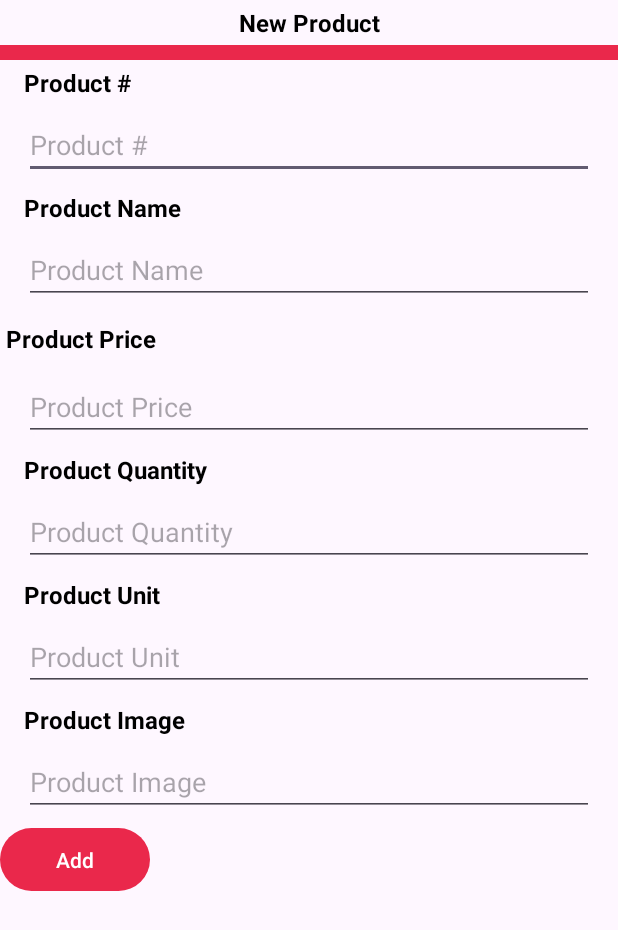
After one commit to AngelDabnee/finalProyect, an Android app: the layout bsd_new_product.xml on its own in the app's theme, with its tools: preview values and no code run, on a phone screen of 412 x 824 dp. The commit adds this screen. Shown: the top 930 px of the screen. Run offline under Robolectric (Android 15) with nearby library versions, the phone set to English and light mode, and no system bars.

Commit message:
creamos el bsdnewproduct y lo invocamos en el fragmento correspondiente ademas del boton flotante
Signed-off-by: AngelDabnee <a22311046@uthermosillo.edu.mx>

```diff
--- a/app/src/main/java/com/angeldabnee/inventary/MenuFragment.kt
+++ b/app/src/main/java/com/angeldabnee/inventary/MenuFragment.kt
@@ -37,8 +37,7 @@ class MenuFragment : Fragment() {
             navController.navigate(R.id.action_menuFragment_to_userFragment)
         }
         btnExit.setOnClickListener{
-            val navController : NavController = Navigation.findNavController(view)
-            navController.navigate(R.id.action_menuFragment_to_exitFragment)
+            activity?.finish()
         }
 
         return view
--- a/app/src/main/java/com/angeldabnee/inventary/ProductFragment.kt
+++ b/app/src/main/java/com/angeldabnee/inventary/ProductFragment.kt
@@ -7,6 +7,8 @@ import android.view.View
 import android.view.ViewGroup
 import androidx.recyclerview.widget.GridLayoutManager
 import androidx.recyclerview.widget.RecyclerView
+import com.google.android.material.bottomsheet.BottomSheetDialog
+import com.google.android.material.floatingactionbutton.FloatingActionButton
 
 
 class ProductFragment : Fragment() {
@@ -20,6 +22,14 @@ class ProductFragment : Fragment() {
         // Inflate the layout for this fragment
         val view =  inflater.inflate(R.layout.fragment_product, container, false)
         var recyclerView = view.findViewById<RecyclerView>(R.id.productsRecycle)
+
+        val fab = view.findViewById<FloatingActionButton>(R.id.fab_new_product)
+        fab.setOnClickListener{
+            val bottomSheetDialog = BottomSheetDialog(view.context)
+            val parentView : View = layoutInflater.inflate(R.layout.bsd_new_product,null)
+            bottomSheetDialog.setContentView(parentView)
+            bottomSheetDialog.show()
+        }
         initData()
         var gridLayoutManager = GridLayoutManager(container?.context,2)
 
--- /dev/null
+++ b/app/src/main/res/drawable/baseline_add_circle_24.xml
@@ -0,0 +1,5 @@
+<vector android:height="24dp" android:tint="#FFFFFF"
+    android:viewportHeight="24" android:viewportWidth="24"
+    android:width="24dp" xmlns:android="http://schemas.android.com/apk/res/android">
+    <path android:fillColor="@android:color/white" android:pathData="M12,2C6.48,2 2,6.48 2,12s4.48,10 10,10 10,-4.48 10,-10S17.52,2 12,2zM17,13h-4v4h-2v-4L7,13v-2h4L11,7h2v4h4v2z"/>
+</vector>
--- /dev/null
+++ b/app/src/main/res/layout/bsd_new_product.xml
@@ -0,0 +1,144 @@
+<?xml version="1.0" encoding="utf-8"?>
+<androidx.appcompat.widget.LinearLayoutCompat xmlns:android="http://schemas.android.com/apk/res/android"
+    android:layout_width="match_parent"
+    android:layout_height="wrap_content"
+    android:orientation="vertical"
+    >
+
+    <TextView
+        android:layout_width="match_parent"
+        android:layout_height="wrap_content"
+        android:layout_marginVertical="4dp"
+        android:textAlignment="center"
+        android:textSize="16sp"
+        android:textStyle="bold"
+        android:text="@string/titleNewProduct"
+        android:textColor="@color/black"/>
+
+    <FrameLayout
+        android:layout_width="match_parent"
+        android:layout_height="10dp"
+        android:background="@color/red" />
+    <TextView
+        android:layout_width="wrap_content"
+        android:layout_height="wrap_content"
+        android:layout_marginVertical="4dp"
+        android:layout_marginStart="16dp"
+        android:text="@string/product_id"
+        android:textStyle="bold"
+        android:textColor="@color/black"
+        android:textSize="16sp"/>
+
+    <EditText
+        android:id="@+id/bsd_product_id"
+        android:layout_width="match_parent"
+        android:layout_height="wrap_content"
+        android:layout_marginHorizontal="16dp"
+        android:layout_marginVertical="4dp"
+        android:hint="@string/product_id"
+        android:minHeight="36dp"
+        android:textColor="@color/black" />
+    <TextView
+        android:layout_width="wrap_content"
+        android:layout_height="wrap_content"
+        android:layout_marginVertical="4dp"
+        android:layout_marginStart="16dp"
+        android:text="@string/product_name"
+        android:textStyle="bold"
+        android:textColor="@color/black"
+        android:textSize="16sp"/>
+
+    <EditText
+        android:id="@+id/bsd_product_name"
+        android:layout_width="match_parent"
+        android:layout_height="wrap_content"
+        android:layout_marginHorizontal="16dp"
+        android:layout_marginVertical="4dp"
+        android:hint="@string/product_name"
+        android:minHeight="36dp"
+        android:textColor="@color/black" />
+    <TextView
+        android:layout_width="wrap_content"
+        android:layout_height="wrap_content"
+        android:layout_marginVertical="8dp"
+        android:layout_marginStart="4dp"
+        android:text="@string/product_price"
+        android:textStyle="bold"
+        android:textColor="@color/black"
+        android:textSize="16sp"/>
+
+    <EditText
+        android:id="@+id/bsd_product_price"
+        android:layout_width="match_parent"
+        android:layout_height="wrap_content"
+        android:layout_marginHorizontal="16dp"
+        android:layout_marginVertical="4dp"
+        android:hint="@string/product_price"
+        android:minHeight="36dp"
+        android:textColor="@color/black" />
+    <TextView
+        android:layout_width="wrap_content"
+        android:layout_height="wrap_content"
+        android:layout_marginVertical="4dp"
+        android:layout_marginStart="16dp"
+        android:text="@string/product_quantity"
+        android:textStyle="bold"
+        android:textColor="@color/black"
+        android:textSize="16sp"/>
+
+    <EditText
+        android:id="@+id/bsd_product_quantity"
+        android:layout_width="match_parent"
+        android:layout_height="wrap_content"
+        android:layout_marginHorizontal="16dp"
+        android:layout_marginVertical="4dp"
+        android:hint="@string/product_quantity"
+        android:minHeight="36dp"
+        android:textColor="@color/black" />
+    <TextView
+        android:layout_width="wrap_content"
+        android:layout_height="wrap_content"
+        android:layout_marginVertical="4dp"
+        android:layout_marginStart="16dp"
+        android:textColor="@color/black"
+        android:text="@string/product_unit"
+        android:textStyle="bold"
+        android:textSize="16sp"/>
+
+    <EditText
+        android:id="@+id/bsd_product_unit"
+        android:layout_width="match_parent"
+        android:layout_height="wrap_content"
+        android:layout_marginHorizontal="16dp"
+        android:layout_marginVertical="4dp"
+        android:hint="@string/product_unit"
+        android:minHeight="36dp"
+        android:textColor="@color/black" />
+    <TextView
+        android:layout_width="wrap_content"
+        android:layout_height="wrap_content"
+        android:layout_marginVertical="4dp"
+        android:layout_marginStart="16dp"
+        android:textColor="@color/black"
+        android:text="@string/product_image"
+        android:textStyle="bold"
+        android:textSize="16sp"/>
+
+    <EditText
+        android:id="@+id/bsd_product_image"
+        android:layout_width="match_parent"
+        android:layout_height="wrap_content"
+        android:layout_marginHorizontal="16dp"
+        android:layout_marginVertical="4dp"
+        android:hint="@string/product_image"
+        android:minHeight="36dp"
+        android:textColor="@color/black"
+        />
+    <Button
+        android:id="@+id/bsd_product_submit"
+        android:layout_width="100dp"
+        android:layout_height="50dp"
+        android:text="@string/btn_new"
+        />
+
+</androidx.appcompat.widget.LinearLayoutCompat>
--- a/app/src/main/res/layout/fragment_product.xml
+++ b/app/src/main/res/layout/fragment_product.xml
@@ -16,6 +16,17 @@
         app:layout_constraintStart_toStartOf="parent"
         app:layout_constraintEnd_toEndOf="parent"
         />
+    <com.google.android.material.floatingactionbutton.FloatingActionButton
+        android:id="@+id/fab_new_product"
+        android:layout_width="wrap_content"
+        android:layout_height="wrap_content"
+        android:layout_marginEnd="16dp"
+        android:layout_marginBottom="16dp"
+        android:backgroundTint="@color/green"
+        app:layout_constraintEnd_toEndOf="parent"
+        app:layout_constraintBottom_toBottomOf="parent"
+        android:src="@drawable/baseline_add_circle_24"
+        />
 
 
 </androidx.constraintlayout.widget.ConstraintLayout>
--- a/app/src/main/res/values/strings.xml
+++ b/app/src/main/res/values/strings.xml
@@ -38,4 +38,33 @@
     <string name="btnLogin">Login</string>
 
 
+    <!--Strings para los bsd de nuevos-->
+    <string name="titleNewProduct">New Product</string>
+    <string name="product_id">Product #</string>
+    <string name="product_name">Product Name</string>
+    <string name="product_price">Product Price</string>
+    <string name="product_quantity">Product Quantity</string>
+    <string name="product_unit">Product Unit</string>
+    <string name="product_image">Product Image</string>
+    <string name="btn_new">Add </string>
+
+    <string name="titleNewUser">New User</string>
+    <string name="user_id">User #</string>
+    <string name="user_name">User Name</string>
+    <string name="user_phone">User Phone</string>
+    <string name="user_email">User Email</string>
+    <string name="user_password">User Password</string>
+    <string name="user_image">User Image</string>
+
+    <string name="titleNewSupplier">New Supplier</string>
+    <string name="supplier_id">Supplier #</string>
+    <string name="supplier_name">Supplier Name</string>
+    <string name="supplier_phone">Supplier Phone</string>
+    <string name="supplier_email">Supplier Email</string>
+    <string name="supplier_image">Supplier Image</string>
+
+
+
+
+
 </resources>
```
Also changed, not shown: 1 other file.
